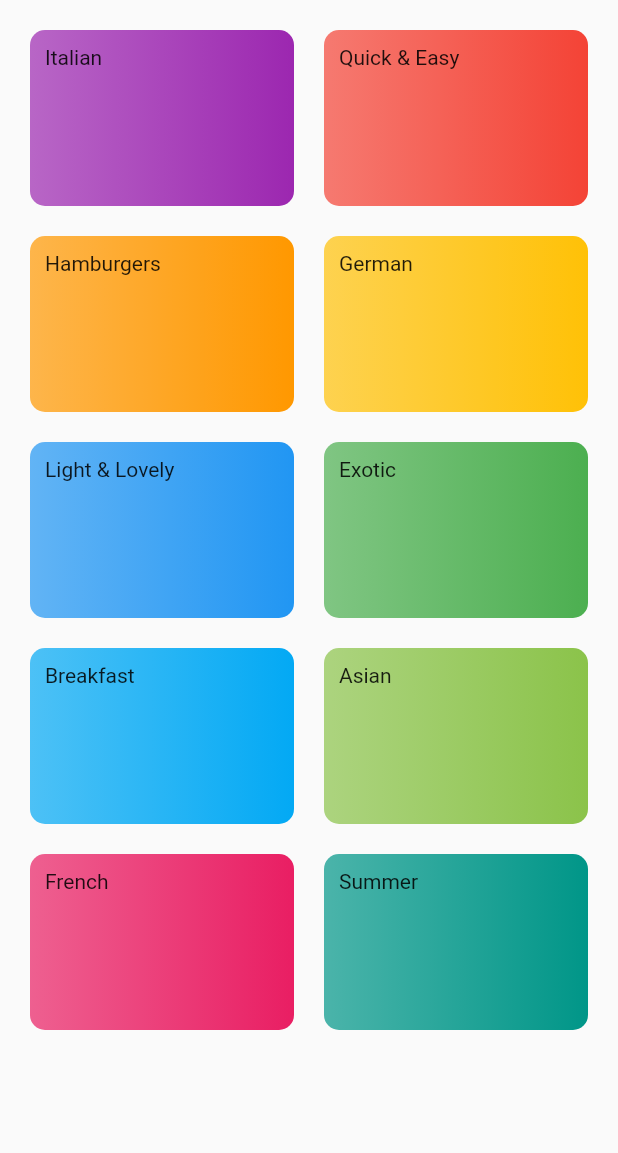
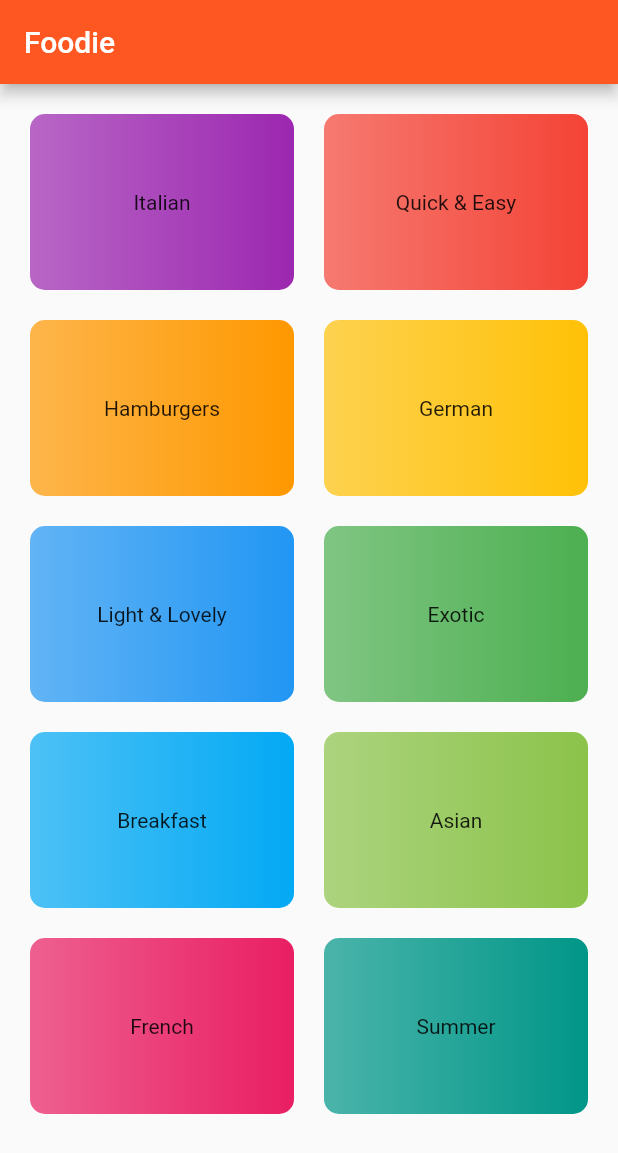
Before and after one commit to achinthadilesha/Foodie-Flutter, a Flutter app: the CategoroiesScreen screen opened directly, on a phone screen of 412 x 824 dp. Shown: the top 1153 px of the screen. Run offline on Flutter 3.47's test engine with Material 2 defaults, Android fonts, the phone set to English and light mode, and no system bars.

Commit message:
implementing category screen as the homepage

```diff
--- a/lib/screens/catergories_screen.dart
+++ b/lib/screens/catergories_screen.dart
@@ -7,7 +7,11 @@ class CategoroiesScreen extends StatelessWidget {
 
   @override
   Widget build(BuildContext context) {
-    return GridView(
+    return Scaffold(
+      appBar: AppBar(
+        title: Text('Foodie'),
+      ),
+      body: GridView(
         padding: const EdgeInsets.symmetric(
           vertical: 20,
           horizontal: 20,
@@ -23,6 +27,7 @@ class CategoroiesScreen extends StatelessWidget {
         children: categories.map((categoryTile) {
           return CategoryItemWidget(categoryTile.title, categoryTile.color);
         }).toList(),
+      ),
     );
   }
 }
--- a/lib/widgets/category_item_widget.dart
+++ b/lib/widgets/category_item_widget.dart
@@ -10,7 +10,6 @@ class CategoryItemWidget extends StatelessWidget {
   Widget build(BuildContext context) {
     return Container(
       padding: const EdgeInsets.all(10.0),
-      child: Text(title),
       decoration: BoxDecoration(
         gradient: LinearGradient(
           colors: [
@@ -22,6 +21,9 @@ class CategoryItemWidget extends StatelessWidget {
         ),
         borderRadius: BorderRadius.circular(10),
       ),
+      child: Center(
+        child: Text(title),
+      ),
     );
   }
 }
```
Also changed, not shown: lib/main.dart (+3 -22 lines). Lines whose indentation alone changed are shown as unchanged.
